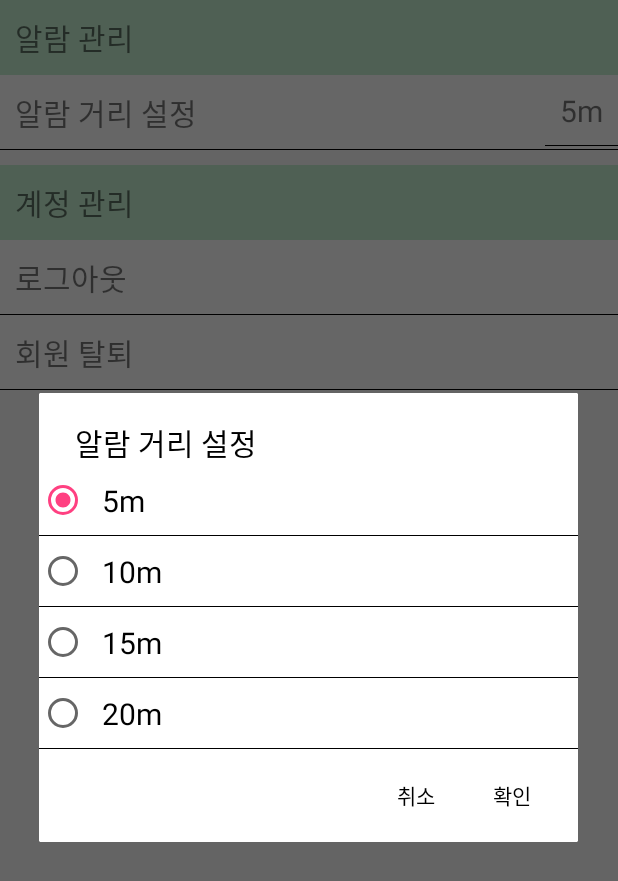
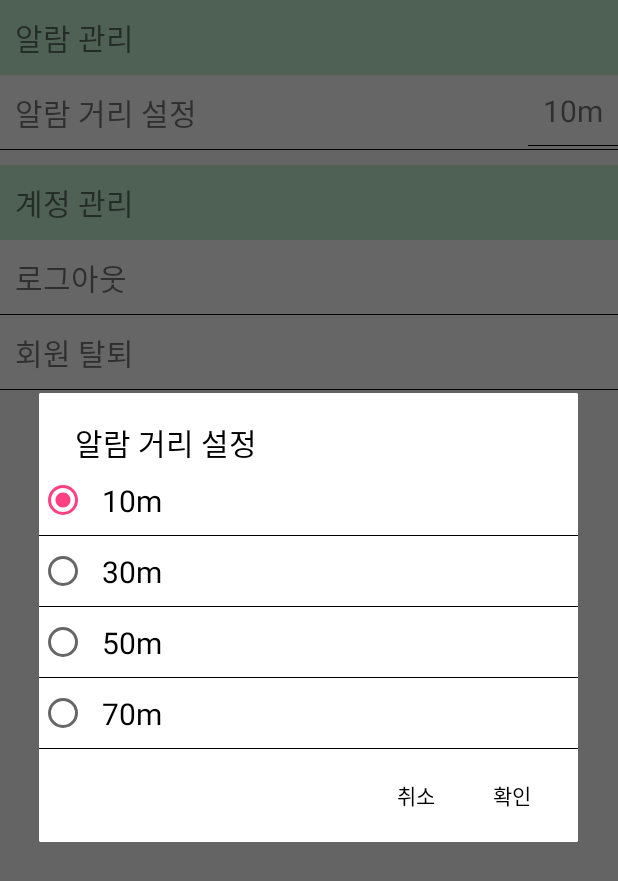
Before and after one commit to chocomaros/Loss-Prevention-System, an Android app: the fragment SettingFragment shown on its own in the app's theme, after a tap on "알람 거리 설정", on a phone screen of 412 x 824 dp. Shown: the top 881 px of the screen. Run offline under Robolectric (Android 15) with nearby library versions, the phone set to English and light mode, and no system bars; network calls fail.

Commit message:
위치 범위, 알람 거리 설정 다시 변경

```diff
--- a/app/src/main/java/com/example/yena/losspreventionsystem/LocationFragment.java
+++ b/app/src/main/java/com/example/yena/losspreventionsystem/LocationFragment.java
@@ -31,7 +31,7 @@ import java.util.Collection;
 
 public class LocationFragment extends Fragment implements BeaconConsumer{
 
-    private static final int LARGE_CIRCLE_RANGE = 6, MIDDLE_CIRCLE_RANGE = 4, SMALL_CIRCLE_RANGE = 2;
+    private static final int LARGE_CIRCLE_RANGE = 70, MIDDLE_CIRCLE_RANGE = 40, SMALL_CIRCLE_RANGE = 20;
     private static final long AVERAGE_TIME = 2000l;
 
     private Spinner spinnerItemSelection;
--- a/app/src/main/java/com/example/yena/losspreventionsystem/SettingFragment.java
+++ b/app/src/main/java/com/example/yena/losspreventionsystem/SettingFragment.java
@@ -20,7 +20,7 @@ import android.widget.TextView;
 
 public class SettingFragment extends Fragment {
 
-    public static final int DISTANCE1 = 5, DISTANCE2 = 10, DISTANCE3 = 15, DISTANCE4 = 20;
+    public static final int DISTANCE1 = 10, DISTANCE2 = 30, DISTANCE3 = 50, DISTANCE4 = 70;
 
     private SharedPreferences pref;
     private View view;
--- a/app/src/main/res/layout/dialog_alarm_distance_setting.xml
+++ b/app/src/main/res/layout/dialog_alarm_distance_setting.xml
@@ -19,7 +19,7 @@
             android:layout_gravity="center_horizontal"
             android:background="@drawable/border"
             android:padding="10dp"
-            android:text="5m"
+            android:text="10m"
             android:textSize="20sp" />
 
         <RadioButton
@@ -29,7 +29,7 @@
             android:layout_gravity="center_horizontal"
             android:background="@drawable/border"
             android:padding="10dp"
-            android:text="10m"
+            android:text="30m"
             android:textSize="20sp" />
 
         <RadioButton
@@ -39,7 +39,7 @@
             android:layout_gravity="center_horizontal"
             android:background="@drawable/border"
             android:padding="10dp"
-            android:text="15m"
+            android:text="50m"
             android:textSize="20sp" />
 
         <RadioButton
@@ -49,7 +49,7 @@
             android:layout_gravity="center_horizontal"
             android:background="@drawable/border"
             android:padding="10dp"
-            android:text="20m"
+            android:text="70m"
             android:textSize="20sp" />
     </RadioGroup>
 </LinearLayout>
```
